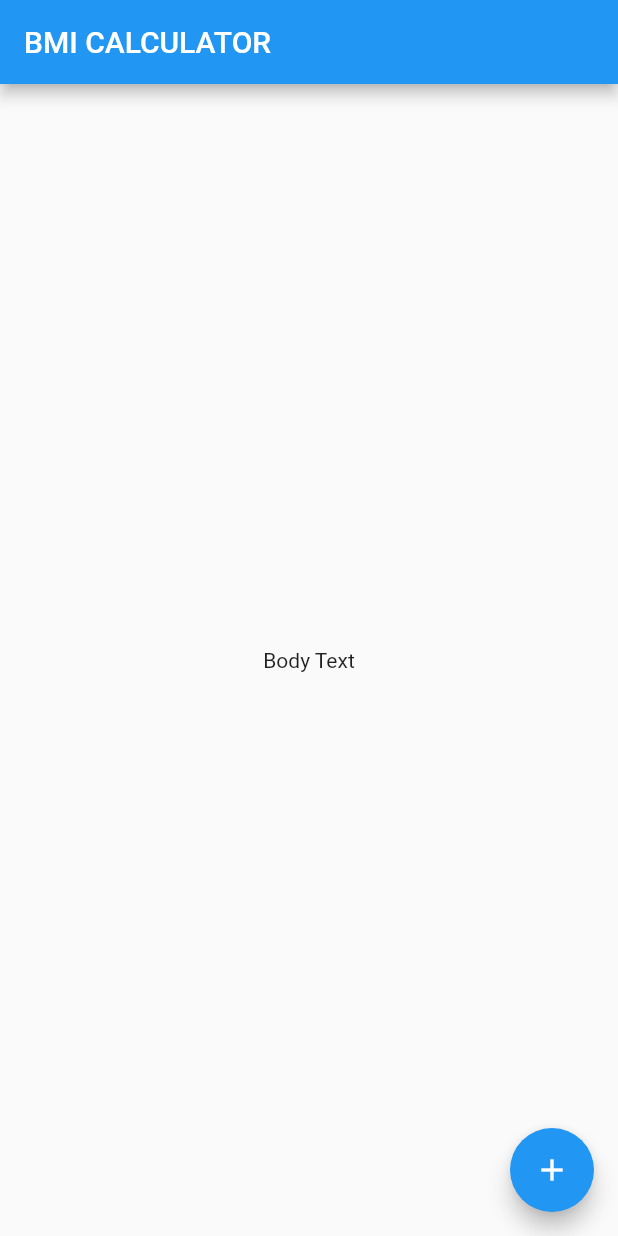
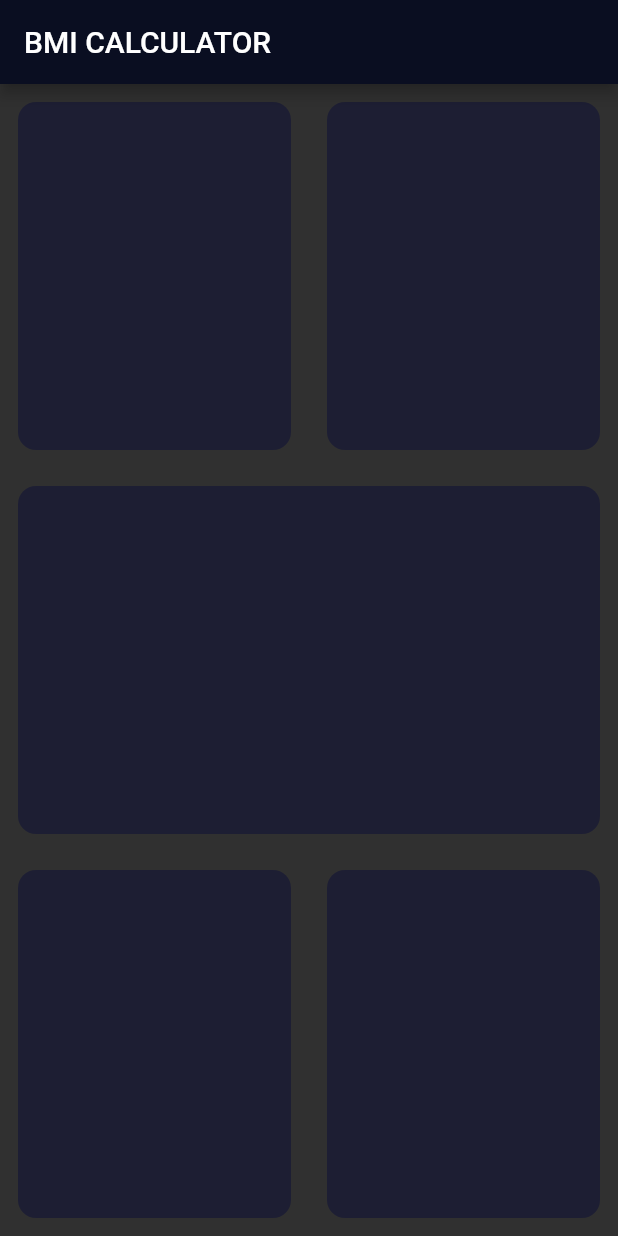
Before and after one commit to harsh-ws/BMI-Index, a Flutter app: the screen it shows after launch, on a phone screen of 412 x 824 dp. Run offline on Flutter 3.47's test engine with Material 2 defaults, Android fonts, the phone set to English and light mode, and no system bars.

Commit message:
Refactored the container widget in home screen to reduce the repetetive code usage.

```diff
--- a/lib/input_page.dart
+++ b/lib/input_page.dart
@@ -0,0 +1,82 @@
+import 'package:flutter/material.dart';
+
+class InputPage extends StatefulWidget {
+  @override
+  _InputPageState createState() => _InputPageState();
+}
+
+class _InputPageState extends State<InputPage> {
+  @override
+  Widget build(BuildContext context) {
+    return Scaffold(
+        appBar: AppBar(
+          title: const Text('BMI CALCULATOR'),
+        ),
+        body: Column(
+          children: <Widget>[
+            Expanded(
+              child: Row(
+                children: <Widget>[
+                  Expanded(
+                    child: Container(
+                      margin: const EdgeInsets.all(12),
+                      decoration: BoxDecoration(
+                        color: const Color(0xFF1D1E33),
+                        borderRadius: BorderRadius.circular(12),
+                      ),
+                    ),
+                  ),
+                  Expanded(
+                    child: Container(
+                      margin: const EdgeInsets.all(12),
+                      decoration: BoxDecoration(
+                        color: const Color(0xFF1D1E33),
+                        borderRadius: BorderRadius.circular(12),
+                      ),
+                    ),
+                  ),
+                ],
+              ),
+            ),
+            Expanded(
+              child: Row(
+                children: <Widget>[
+                  Expanded(
+                      child: Container(
+                    margin: const EdgeInsets.all(12),
+                    decoration: BoxDecoration(
+                      color: const Color(0xFF1D1E33),
+                      borderRadius: BorderRadius.circular(12),
+                    ),
+                  ))
+                ],
+              ),
+            ),
+            Expanded(
+              child: Row(
+                children: <Widget>[
+                  Expanded(
+                    child: Container(
+                      margin: const EdgeInsets.all(12),
+                      decoration: BoxDecoration(
+                        color: const Color(0xFF1D1E33),
+                        borderRadius: BorderRadius.circular(12),
+                      ),
+                    ),
+                  ),
+                  Expanded(
+                    child: Container(
+                      margin: const EdgeInsets.all(12),
+                      decoration: BoxDecoration(
+                        color: const Color(0xFF1D1E33),
+                        borderRadius: BorderRadius.circular(12),
+                      ),
+                    ),
+                  ),
+                ],
+              ),
+            ),
+          ],
+        ));
+  }
+}
--- a/lib/main.dart
+++ b/lib/main.dart
@@ -1,4 +1,5 @@
 import 'package:flutter/material.dart';
+import 'input_page.dart';
 
 void main() => runApp(const BMICalculator());
 
@@ -8,30 +9,13 @@ class BMICalculator extends StatelessWidget {
   @override
   Widget build(BuildContext context) {
     return MaterialApp(
+      theme: ThemeData.dark().copyWith(
+          colorScheme: ColorScheme.fromSwatch().copyWith(
+            primary: const Color(0xFF0A0E21),
+            secondary: Colors.green,
+          ),
+      ),
       home: InputPage(),
     );
   }
 }
-
-class InputPage extends StatefulWidget {
-  @override
-  _InputPageState createState() => _InputPageState();
-}
-
-class _InputPageState extends State<InputPage> {
-  @override
-  Widget build(BuildContext context) {
-    return Scaffold(
-      appBar: AppBar(
-        title: const Text('BMI CALCULATOR'),
-      ),
-      body: const Center(
-        child: Text('Body Text'),
-      ),
-      floatingActionButton: FloatingActionButton(
-        onPressed: () {  },
-        child: const Icon(Icons.add),
-      ),
-    );
-  }
-}
```
